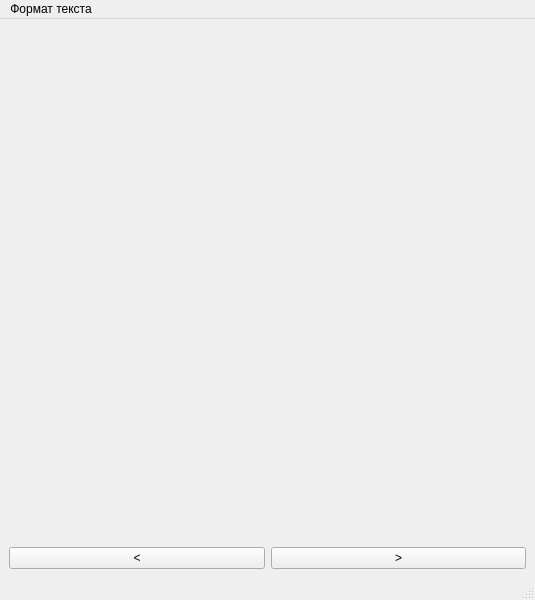
Before: the Qt Designer form book_window.ui in StartsevEgor/Library, drawn with Qt 5.
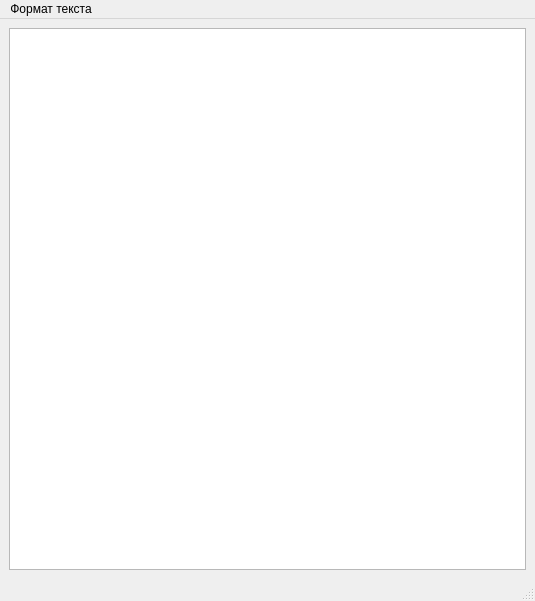
After: the same form once the commit is applied.

What changed in the file:
```diff
--- a/book_window.ui
+++ b/book_window.ui
@@ -7,49 +7,22 @@
     <x>0</x>
     <y>0</y>
     <width>535</width>
-    <height>600</height>
+    <height>601</height>
    </rect>
   </property>
+  <property name="sizePolicy">
+   <sizepolicy hsizetype="Fixed" vsizetype="Fixed">
+    <horstretch>0</horstretch>
+    <verstretch>0</verstretch>
+   </sizepolicy>
+  </property>
   <property name="windowTitle">
    <string/>
   </property>
   <widget class="QWidget" name="centralwidget">
    <layout class="QGridLayout" name="gridLayout">
-    <item row="1" column="0">
-     <widget class="QPushButton" name="lastButton">
-      <property name="text">
-       <string>&lt;</string>
-      </property>
-     </widget>
-    </item>
-    <item row="1" column="1">
-     <widget class="QPushButton" name="nextButton">
-      <property name="text">
-       <string>&gt;</string>
-      </property>
-     </widget>
-    </item>
-    <item row="0" column="0" colspan="2">
-     <widget class="QLabel" name="label">
-      <property name="sizePolicy">
-       <sizepolicy hsizetype="Minimum" vsizetype="Minimum">
-        <horstretch>0</horstretch>
-        <verstretch>0</verstretch>
-       </sizepolicy>
-      </property>
-      <property name="text">
-       <string/>
-      </property>
-      <property name="textFormat">
-       <enum>Qt::AutoText</enum>
-      </property>
-      <property name="alignment">
-       <set>Qt::AlignLeading|Qt::AlignLeft|Qt::AlignTop</set>
-      </property>
-      <property name="wordWrap">
-       <bool>true</bool>
-      </property>
-     </widget>
+    <item row="1" column="0" colspan="2">
+     <widget class="QTextEdit" name="textEdit"/>
     </item>
    </layout>
   </widget>
```
Left out of the diff: 12 changed lines with no effect on the pictures.
